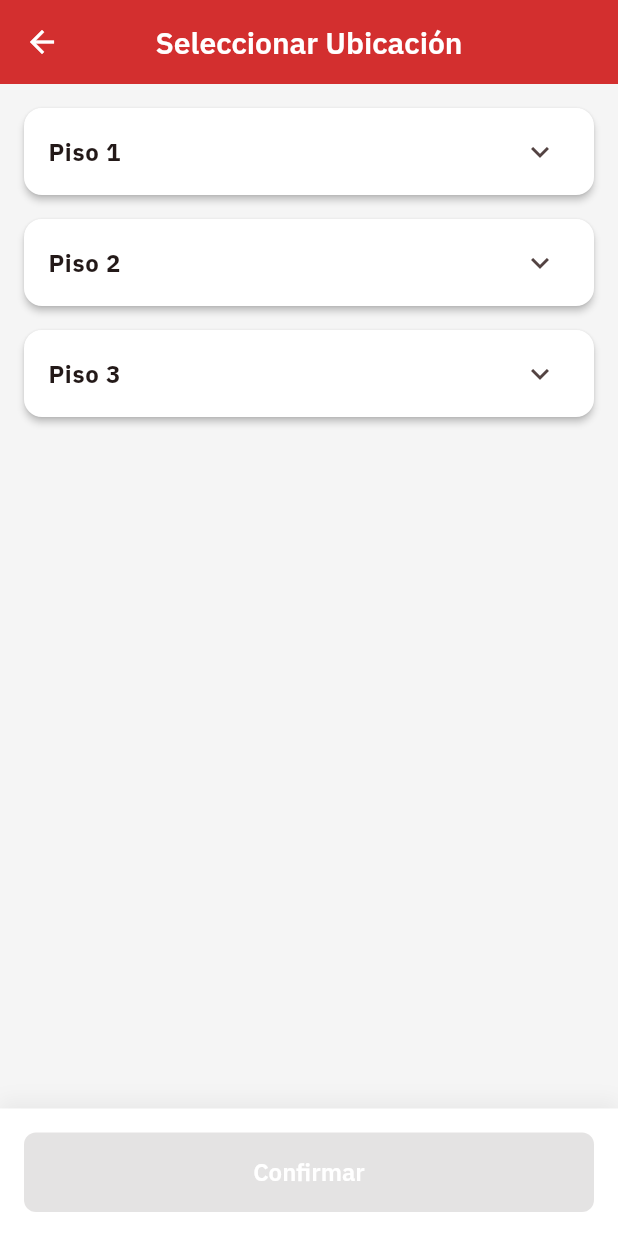
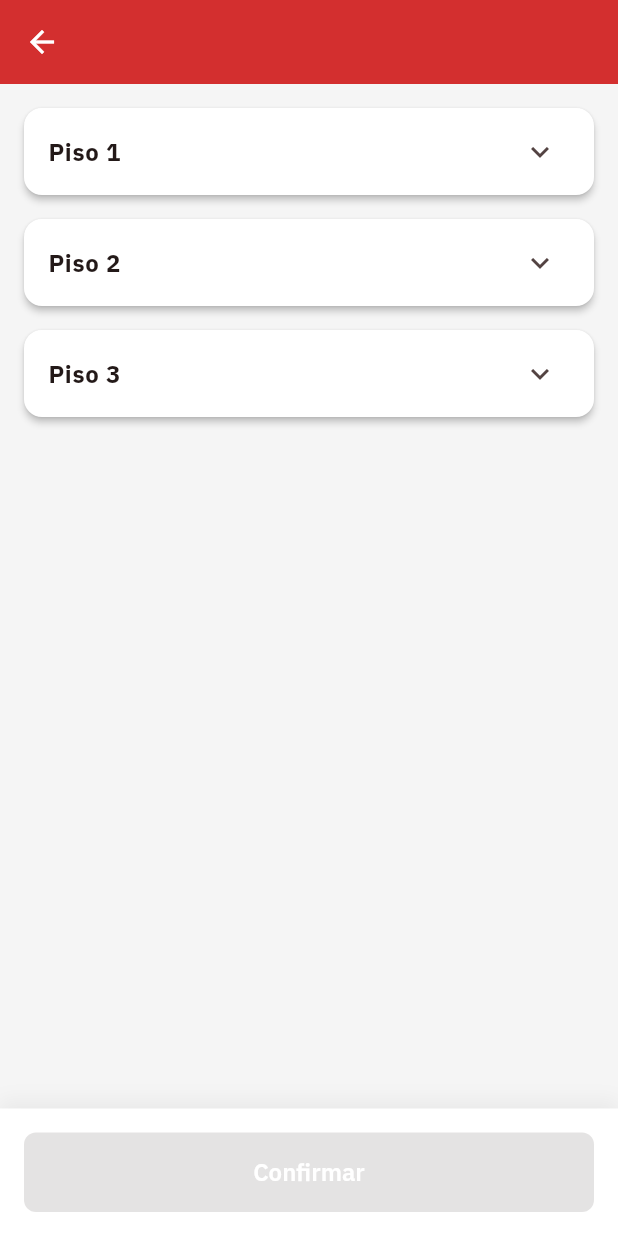
Before and after one commit to kdaosn/ExtinCheck, a Flutter app: the AddExtinguisherScreen screen opened directly, after a tap on "Seleccionar ubicación", on a phone screen of 412 x 824 dp. Run offline on Flutter 3.47's test engine with Material 3 defaults, Android fonts, the phone set to English and light mode, and no system bars; our stand-ins replace fl_chart, flutter_riverpod, go_router, google_fonts.

Commit message:
Version_0.3.1
He realizado los cambios solicitados:

Remoción de Títulos: He quitado los títulos de la barra roja superior en todas las pantallas (Dashboard, Empresas, Extintores, Reportes, etc.), dejando únicamente el título en la pantalla de Escáner QR.
Interfaz más limpia: La aplicación ahora luce más minimalista y profesional, enfocándose en el contenido de cada sección.

```diff
--- a/lib/features/companies/presentation/companies_screen.dart
+++ b/lib/features/companies/presentation/companies_screen.dart
@@ -34,7 +34,7 @@ class CompaniesScreen extends StatelessWidget {
     ];
 
     return Scaffold(
-      appBar: AppBar(title: const Text('Empresas')),
+      appBar: AppBar(),
       body: ListView.builder(
         padding: const EdgeInsets.all(16),
         itemCount: companies.length,
--- a/lib/features/companies/presentation/company_detail_screen.dart
+++ b/lib/features/companies/presentation/company_detail_screen.dart
@@ -27,7 +27,6 @@ class CompanyDetailScreen extends StatelessWidget {
 
     return Scaffold(
       appBar: AppBar(
-        title: Text(company['name'] as String),
         actions: [
           IconButton(
             icon: const Icon(Icons.edit),
--- a/lib/features/dashboard/presentation/dashboard_screen.dart
+++ b/lib/features/dashboard/presentation/dashboard_screen.dart
@@ -12,7 +12,6 @@ class DashboardScreen extends StatelessWidget {
   Widget build(BuildContext context) {
     return Scaffold(
       appBar: AppBar(
-        title: const Text('Inicio'),
         actions: [
           IconButton(
             icon: const Icon(Icons.notifications_outlined),
--- a/lib/features/extinguishers/presentation/add_extinguisher_screen.dart
+++ b/lib/features/extinguishers/presentation/add_extinguisher_screen.dart
@@ -56,7 +56,7 @@ class _AddExtinguisherScreenState extends State<AddExtinguisherScreen> {
   @override
   Widget build(BuildContext context) {
     return Scaffold(
-      appBar: AppBar(title: const Text('Agregar Extintor')),
+      appBar: AppBar(),
       body: SingleChildScrollView(
         padding: const EdgeInsets.all(16),
         child: Form(
--- a/lib/features/extinguishers/presentation/edit_extinguisher_screen.dart
+++ b/lib/features/extinguishers/presentation/edit_extinguisher_screen.dart
@@ -69,7 +69,7 @@ class _EditExtinguisherScreenState extends State<EditExtinguisherScreen> {
   @override
   Widget build(BuildContext context) {
     return Scaffold(
-      appBar: AppBar(title: const Text('Editar Extintor')),
+      appBar: AppBar(),
       body: SingleChildScrollView(
         padding: const EdgeInsets.all(16),
         child: Form(
--- a/lib/features/extinguishers/presentation/extinguisher_detail_screen.dart
+++ b/lib/features/extinguishers/presentation/extinguisher_detail_screen.dart
@@ -29,7 +29,6 @@ class ExtinguisherDetailScreen extends StatelessWidget {
 
     return Scaffold(
       appBar: AppBar(
-        title: Text(extinguisher['code']!),
         actions: [
           IconButton(
             icon: const Icon(Icons.edit),
--- a/lib/features/extinguishers/presentation/extinguishers_list_screen.dart
+++ b/lib/features/extinguishers/presentation/extinguishers_list_screen.dart
@@ -57,7 +57,6 @@ class _ExtinguishersListScreenState extends State<ExtinguishersListScreen> {
   Widget build(BuildContext context) {
     return Scaffold(
       appBar: AppBar(
-        title: const Text('Extintores'),
         actions: [
           IconButton(
             icon: const Icon(Icons.qr_code_scanner),
--- a/lib/features/extinguishers/presentation/select_location_screen.dart
+++ b/lib/features/extinguishers/presentation/select_location_screen.dart
@@ -36,7 +36,7 @@ class _SelectLocationScreenState extends State<SelectLocationScreen> {
   @override
   Widget build(BuildContext context) {
     return Scaffold(
-      appBar: AppBar(title: const Text('Seleccionar Ubicación')),
+      appBar: AppBar(),
       body: ListView.builder(
         padding: const EdgeInsets.all(16),
         itemCount: _locations.length,
--- a/lib/features/notifications/presentation/notifications_screen.dart
+++ b/lib/features/notifications/presentation/notifications_screen.dart
@@ -41,7 +41,6 @@ class NotificationsScreen extends StatelessWidget {
 
     return Scaffold(
       appBar: AppBar(
-        title: const Text('Notificaciones'),
         actions: [
           TextButton(
             onPressed: () {
--- a/lib/features/reports/presentation/reports_screen.dart
+++ b/lib/features/reports/presentation/reports_screen.dart
@@ -10,7 +10,6 @@ class ReportsScreen extends StatelessWidget {
   Widget build(BuildContext context) {
     return Scaffold(
       appBar: AppBar(
-        title: const Text('Reportes'),
         actions: [
           IconButton(
             icon: const Icon(Icons.file_download),
--- a/lib/features/settings/presentation/settings_screen.dart
+++ b/lib/features/settings/presentation/settings_screen.dart
@@ -19,7 +19,7 @@ class _SettingsScreenState extends State<SettingsScreen> {
   @override
   Widget build(BuildContext context) {
     return Scaffold(
-      appBar: AppBar(title: const Text('Configuración')),
+      appBar: AppBar(),
       body: ListView(
         children: [
           // User profile section
```
